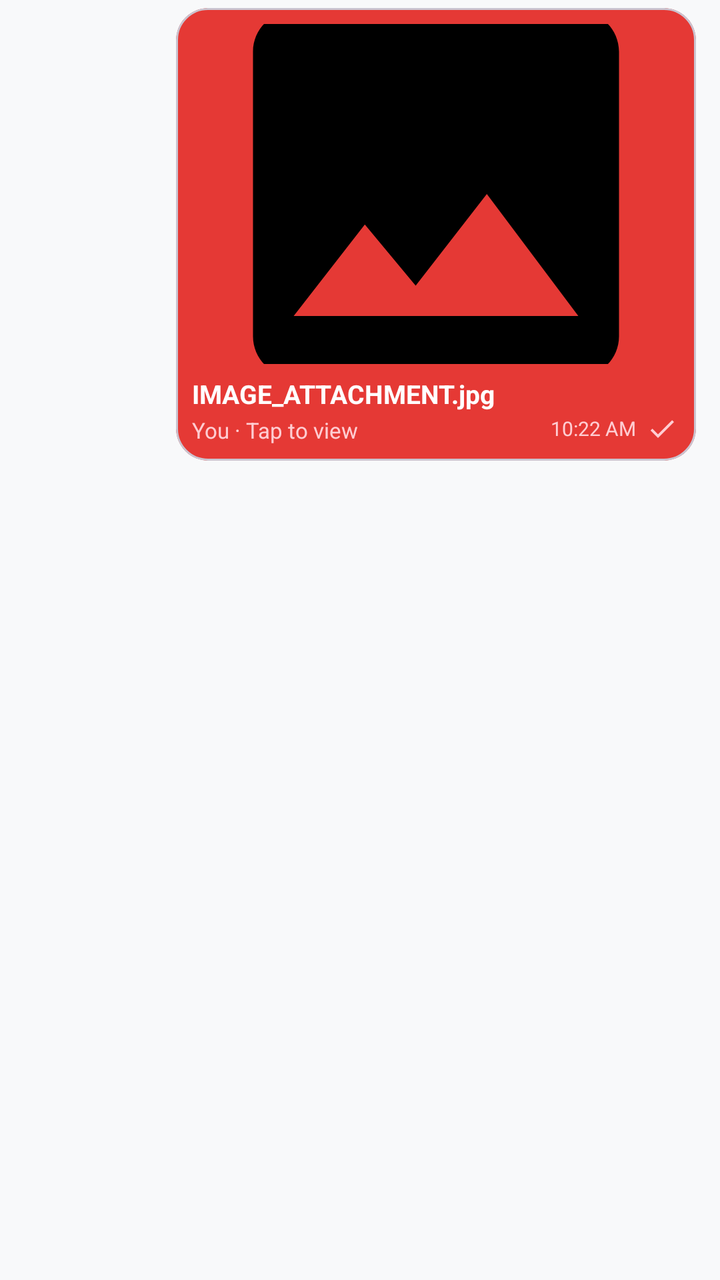
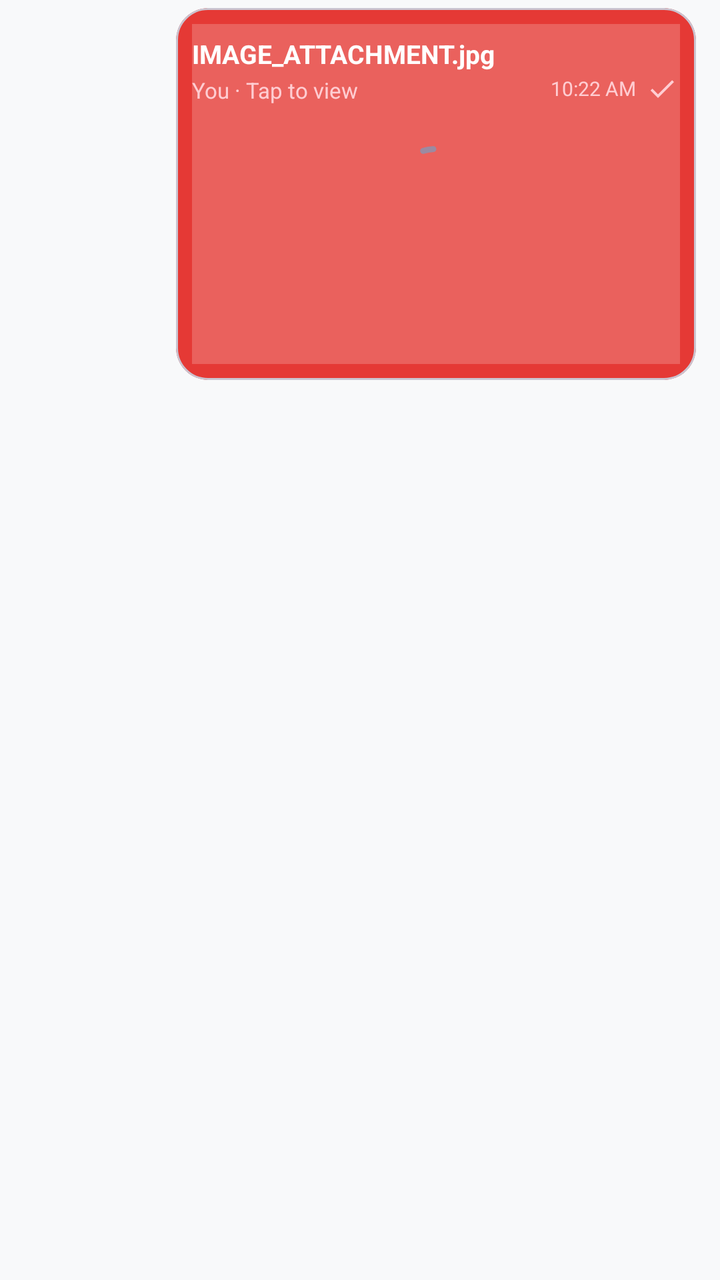

Two renders of the same Android screen: before a commit and after it. Below are the layout's source before the change and the commit's diff.
<!-- AndroidManifest.xml: application theme Theme.PeerConnect -->
<!-- res/layout/item_message_image_me.xml -->
<?xml version="1.0" encoding="utf-8"?>
<androidx.constraintlayout.widget.ConstraintLayout xmlns:android="http://schemas.android.com/apk/res/android" xmlns:app="http://schemas.android.com/apk/res-auto"
    android:paddingLeft="12dp"
    android:paddingTop="4dp"
    android:paddingRight="12dp"
    android:paddingBottom="4dp"
    android:layout_width="match_parent"
    android:layout_height="wrap_content"
    android:paddingHorizontal="12dp"
    android:paddingVertical="4dp">
    <com.google.android.material.card.MaterialCardView
        android:layout_width="260dp"
        android:layout_height="wrap_content"
        app:cardBackgroundColor="@color/nexora_red"
        app:cardCornerRadius="16dp"
        app:cardElevation="0dp"
        app:layout_constraintEnd_toEndOf="parent"
        app:layout_constraintTop_toTopOf="parent">
        <androidx.constraintlayout.widget.ConstraintLayout
            android:padding="8dp"
            android:layout_width="match_parent"
            android:layout_height="wrap_content">
            <com.google.android.material.imageview.ShapeableImageView
                android:id="@+id/imagePreview"
                android:layout_width="match_parent"
                android:layout_height="170dp"
                android:src="@drawable/ic_image"
                android:scaleType="centerCrop"
                app:layout_constraintEnd_toEndOf="parent"
                app:layout_constraintStart_toStartOf="parent"
                app:layout_constraintTop_toTopOf="parent"
                app:shapeAppearanceOverlay="@style/ShapeAppearance.Material3.Corner.Medium"/>
            <TextView
                android:textSize="13sp"
                android:textStyle="bold"
                android:textColor="#ffffff"
                android:ellipsize="middle"
                android:id="@+id/textFileName"
                android:layout_width="0dp"
                android:layout_height="wrap_content"
                android:layout_marginTop="6dp"
                android:text="IMAGE_ATTACHMENT.jpg"
                android:maxLines="1"
                app:layout_constraintEnd_toEndOf="parent"
                app:layout_constraintStart_toStartOf="parent"
                app:layout_constraintTop_toBottomOf="@+id/imagePreview"/>
            <TextView
                android:textSize="11sp"
                android:textColor="#ffcdd2"
                android:id="@+id/textSender"
                android:layout_width="0dp"
                android:layout_height="wrap_content"
                android:layout_marginTop="2dp"
                android:text="You · Tap to view"
                app:layout_constraintStart_toStartOf="parent"
                app:layout_constraintEnd_toStartOf="@+id/layoutTimeAndStatus"
                app:layout_constraintTop_toBottomOf="@+id/textFileName" />
            <LinearLayout
                android:id="@+id/layoutTimeAndStatus"
                android:orientation="horizontal"
                android:layout_width="wrap_content"
                android:layout_height="wrap_content"
                android:gravity="center_vertical"
                android:layout_marginStart="6dp"
                app:layout_constraintEnd_toEndOf="parent"
                app:layout_constraintBottom_toBottomOf="@+id/textSender">
                <TextView
                    android:textSize="10sp"
                    android:textColor="#ffcdd2"
                    android:id="@+id/textTime"
                    android:layout_width="wrap_content"
                    android:layout_height="wrap_content"
                    android:text="10:22 AM"/>
                <ImageView
                    android:id="@+id/imageStatus"
                    android:layout_width="18dp"
                    android:layout_height="16dp"
                    android:layout_gravity="center_vertical"
                    android:layout_marginStart="4dp"
                    android:contentDescription="Status"
                    android:src="@drawable/ic_msg_single_tick"
                    app:tint="@color/nexora_tick_default" />
            </LinearLayout>
        </androidx.constraintlayout.widget.ConstraintLayout>
    </com.google.android.material.card.MaterialCardView>
</androidx.constraintlayout.widget.ConstraintLayout>
<!-- resources referenced by this layout -->
<resources>
  <color name="nexora_red">#e53935</color>
  <color name="nexora_tick_default">#ffcdd2</color>
  <!-- drawable ic_image (drawable) -->
  <?xml version="1.0" encoding="utf-8"?>
  <vector xmlns:android="http://schemas.android.com/apk/res/android"
      android:height="24dp"
      android:width="24dp"
      android:viewportWidth="24"
      android:viewportHeight="24">
      <path
          android:fillColor="#ff000000"
          android:pathData="M21,19V5c0,-1.1 -0.9,-2 -2,-2H5c-1.1,0 -2,0.9 -2,2v14c0,1.1 0.9,2 2,2h14c1.1,0 2,-0.9 2,-2zM8.5,13.5l2.5,3.01L14.5,12l4.5,6H5l3.5,-4.5z"/>
  </vector>
  <!-- drawable ic_msg_single_tick (drawable) -->
  <vector xmlns:android="http://schemas.android.com/apk/res/android"
      android:width="18dp"
      android:height="18dp"
      android:viewportWidth="24"
      android:viewportHeight="24">
    <path
        android:fillColor="@color/white"
        android:pathData="M9,16.2L4.8,12l-1.4,1.4L9,19 21,7l-1.4,-1.4z"/>
  </vector>
  <style name="Theme.PeerConnect" parent="Base.Theme.PeerConnect" />
  <color name="white">#ffffffff</color>
  <style name="Base.Theme.PeerConnect" parent="Theme.Material3.Light.NoActionBar">
          <item name="android:windowBackground">@color/nexora_bg</item>
          <item name="android:statusBarColor">@color/nexora_surface</item>
          <item name="android:windowLightStatusBar">true</item>
          <item name="colorOnPrimary">@color/white</item>
          <item name="colorOnSecondary">@color/white</item>
          <item name="colorPrimary">@color/nexora_red</item>
          <item name="colorSecondary">@color/nexora_dark_red</item>
          <item name="colorSecondaryContainer">@color/nexora_green_soft</item>
      </style>
  <color name="nexora_bg">#f8f9fa</color>
  <color name="nexora_surface">#ffffff</color>
  <color name="nexora_dark_red">#b71c1c</color>
  <color name="nexora_green_soft">#dcfce7</color>
</resources>

<!-- the commit's change to res/layout/item_message_image_me.xml (unified diff, before → after) -->
@@ -1,5 +1,6 @@
 <?xml version="1.0" encoding="utf-8"?>
-<androidx.constraintlayout.widget.ConstraintLayout xmlns:android="http://schemas.android.com/apk/res/android" xmlns:app="http://schemas.android.com/apk/res-auto"
+<androidx.constraintlayout.widget.ConstraintLayout xmlns:android="http://schemas.android.com/apk/res/android"
+    xmlns:app="http://schemas.android.com/apk/res-auto"
     android:paddingLeft="12dp"
     android:paddingTop="4dp"
     android:paddingRight="12dp"
@@ -20,16 +21,69 @@
             android:padding="8dp"
             android:layout_width="match_parent"
             android:layout_height="wrap_content">
+
+            
             <com.google.android.material.imageview.ShapeableImageView
                 android:id="@+id/imagePreview"
                 android:layout_width="match_parent"
                 android:layout_height="170dp"
                 android:src="@drawable/ic_image"
                 android:scaleType="centerCrop"
+                android:visibility="gone"
                 app:layout_constraintEnd_toEndOf="parent"
                 app:layout_constraintStart_toStartOf="parent"
                 app:layout_constraintTop_toTopOf="parent"
                 app:shapeAppearanceOverlay="@style/ShapeAppearance.Material3.Corner.Medium"/>
+
+            
+            <FrameLayout
+                android:id="@+id/transferPlaceholder"
+                android:layout_width="match_parent"
+                android:layout_height="170dp"
+                android:background="#33FFFFFF"
+                android:visibility="visible"
+                app:layout_constraintEnd_toEndOf="parent"
+                app:layout_constraintStart_toStartOf="parent"
+                app:layout_constraintTop_toTopOf="parent">
+
+                
+                <com.google.android.material.progressindicator.CircularProgressIndicator
+                    android:id="@+id/transferProgressIndicator"
+                    android:layout_width="56dp"
+                    android:layout_height="56dp"
+                    android:layout_gravity="center"
+                    android:visibility="invisible"
+                    app:indicatorColor="#38BDF8"
+                    app:trackColor="#4438BDF8"
+                    app:trackThickness="4dp"
+                    app:indicatorSize="56dp"/>
+
+                
+                <com.google.android.material.progressindicator.CircularProgressIndicator
+                    android:id="@+id/transferSpinner"
+                    android:layout_width="48dp"
+                    android:layout_height="48dp"
+                    android:layout_gravity="center"
+                    android:indeterminate="true"
+                    android:visibility="visible"
+                    app:indicatorColor="#7038BDF8"
+                    app:trackThickness="3dp"
+                    app:indicatorSize="48dp"/>
+
+                
+                <TextView
+                    android:id="@+id/transferProgressText"
+                    android:layout_width="wrap_content"
+                    android:layout_height="wrap_content"
+                    android:layout_gravity="center"
+                    android:layout_marginTop="68dp"
+                    android:text=""
+                    android:textColor="#FFFFFFFF"
+                    android:textSize="12sp"
+                    android:textStyle="bold"
+                    android:visibility="gone"/>
+            </FrameLayout>
+
             <TextView
                 android:textSize="13sp"
                 android:textStyle="bold"
